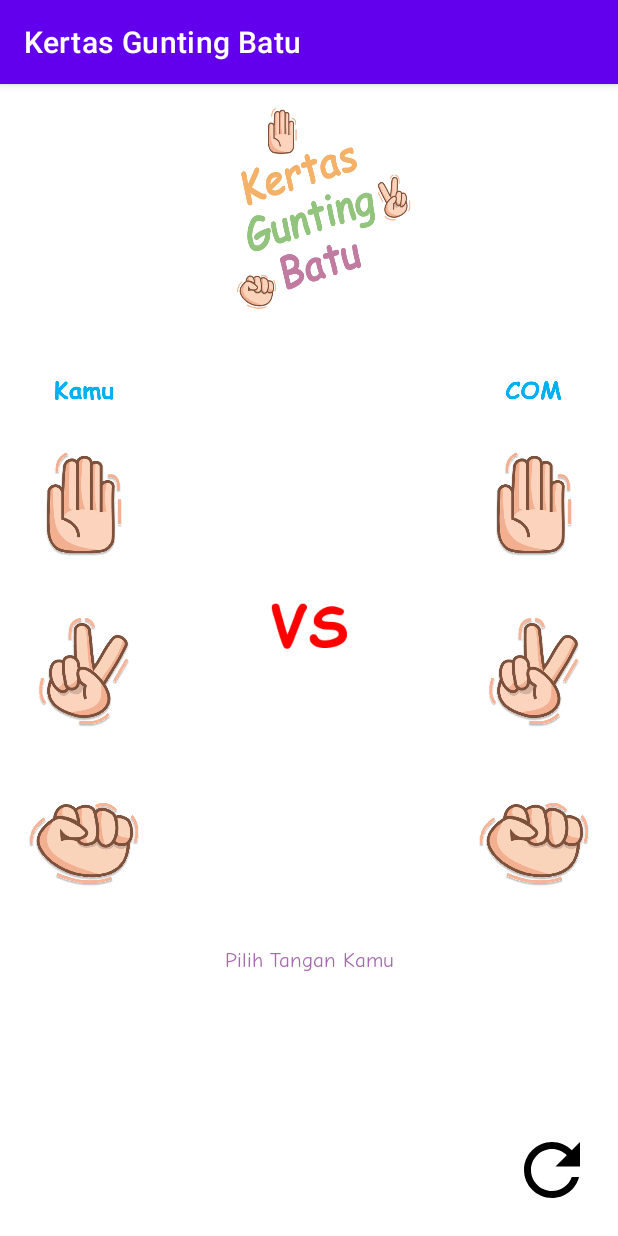
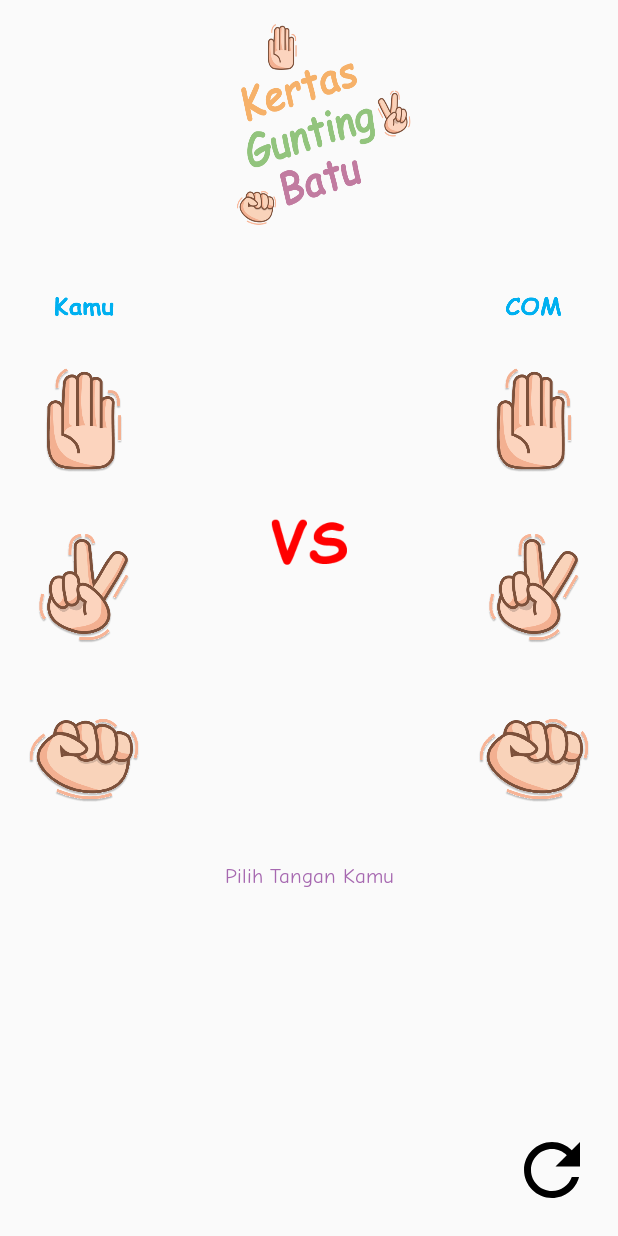
Before and after one commit to FebryH/Challenge-Game-KertasGuntingBatu, an Android app: the screen it shows after launch (MainActivity), on a phone screen of 412 x 824 dp. Run offline under Robolectric (Android 15) with nearby library versions, the phone set to English and light mode, and no system bars.

Commit message:
Fifth Commit for Chapter 4 Challenge (all fuction work) need to add splash screen, clean the code, and add logging code.

```diff
--- a/app/src/main/AndroidManifest.xml
+++ b/app/src/main/AndroidManifest.xml
@@ -11,8 +11,9 @@
         android:label="Kertas Gunting Batu"
         android:roundIcon="@mipmap/ic_launcher_gamelogo_round"
         android:supportsRtl="true"
-        android:theme="@style/Theme.ChallengeGameKertasGuntingBatu"
+        android:theme="@style/Theme.ChallengeGameKertasGuntingBatu.noAction"
         tools:targetApi="31">
+
         <activity
             android:name=".MainActivity"
             android:exported="true">
--- a/app/src/main/res/values/colors.xml
+++ b/app/src/main/res/values/colors.xml
@@ -2,7 +2,7 @@
 <resources>
     <color name="purple_200">#FFBB86FC</color>
     <color name="purple_500">#FF6200EE</color>
-    <color name="purple_700">#FF3700B3</color>
+    <color name="purple_700">#FFFFFF</color>
     <color name="teal_200">#FF03DAC5</color>
     <color name="teal_700">#FF018786</color>
     <color name="black">#FF000000</color>
--- a/app/src/main/res/values/themes.xml
+++ b/app/src/main/res/values/themes.xml
@@ -1,6 +1,6 @@
 <resources xmlns:tools="http://schemas.android.com/tools">
     <!-- Base application theme. -->
-    <style name="Theme.ChallengeGameKertasGuntingBatu" parent="Theme.MaterialComponents.DayNight.DarkActionBar">
+    <style name="Theme.ChallengeGameKertasGuntingBatu" parent="Theme.AppCompat.DayNight.DarkActionBar">
         <!-- Primary brand color. -->
         <item name="colorPrimary">@color/purple_500</item>
         <item name="colorPrimaryVariant">@color/purple_700</item>
@@ -12,6 +12,8 @@
         <!-- Status bar color. -->
         <item name="android:statusBarColor" tools:targetApi="l">?attr/colorPrimaryVariant</item>
        -- Customize your theme here. -->
+    </style>
 
-            </style>
+    <style name="Theme.ChallengeGameKertasGuntingBatu.noAction" parent="Theme.AppCompat.DayNight.NoActionBar">
+    </style>
 </resources>
```
